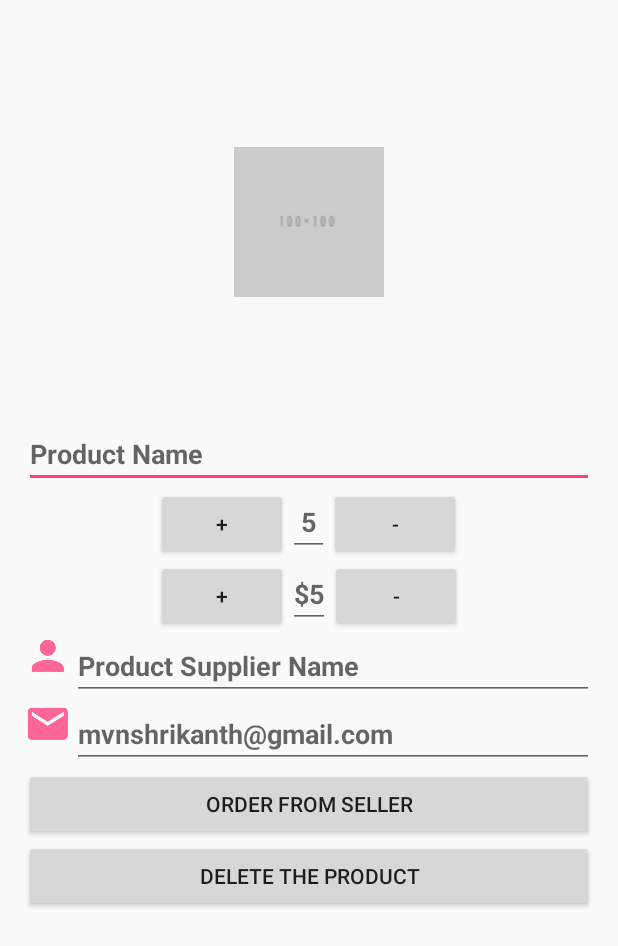
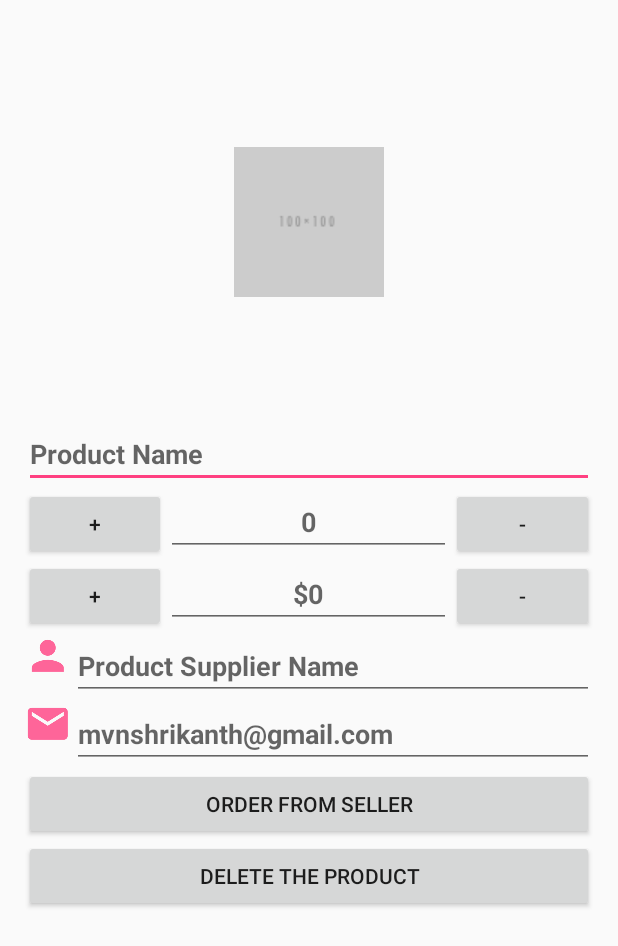
Before and after one commit to mvnshrikanth/ShopInventory, an Android app: the layout activity_detail.xml on its own in the app's theme, with its tools: preview values and no code run, on a phone screen of 412 x 824 dp. Shown: the top 946 px of the screen. Run offline under Robolectric (Android 15) with nearby library versions, the phone set to English and light mode, and no system bars.

Commit message:
Detail activity in progress ...

```diff
--- a/app/src/main/java/com/example/kaka/shopinventory/StockCursorAdapter.java
+++ b/app/src/main/java/com/example/kaka/shopinventory/StockCursorAdapter.java
@@ -48,8 +48,8 @@ public class StockCursorAdapter extends CursorAdapter {
         final int id = cursor.getInt(idColumnIndex);
         String name = cursor.getString(nameColumnIndex);
         String imageUrl = cursor.getString(imageColumnIndex);
-        final int quantity = cursor.getInt(qtyColumnIndex);
-        int price = cursor.getInt(prcColumnIndex);
+        final String quantity = cursor.getString(qtyColumnIndex);
+        String price = cursor.getString(prcColumnIndex);
 
         if (imageUrl != null) {
             Picasso.with(context)
@@ -61,7 +61,7 @@ public class StockCursorAdapter extends CursorAdapter {
 
         textViewName.setText(name);
         textViewQty.setText(String.valueOf(quantity));
-        textViewPrice.setText(String.valueOf("$" + price));
+        textViewPrice.setText("$" + price);
 
         imageButtonSell.setOnClickListener(new View.OnClickListener() {
             @Override
--- a/app/src/main/java/com/example/kaka/shopinventory/data/StockDbHelper.java
+++ b/app/src/main/java/com/example/kaka/shopinventory/data/StockDbHelper.java
@@ -26,8 +26,8 @@ public class StockDbHelper extends SQLiteOpenHelper {
         String SQL_CREATE_STOCK_TABLE = "CREATE TABLE " + StockEntry.TABLE_NAME + "("
                 + StockEntry._ID + " INTEGER PRIMARY KEY AUTOINCREMENT, "
                 + StockEntry.COLUMN_PRODUCT_NAME + " TEXT, "
-                + StockEntry.COLUMN_PRICE + " INTEGER, "
-                + StockEntry.COLUMN_QUANTITY + " INTEGER, "
+                + StockEntry.COLUMN_PRICE + " TEXT, "
+                + StockEntry.COLUMN_QUANTITY + " TEXT, "
                 + StockEntry.COLUMN_IMAGE + " TEXT, "
                 + StockEntry.COLUMN_SUPPLIER_NAME + " TEXT, "
                 + StockEntry.COLUMN_SUPPLIER_EMAIL + " TEXT);";
--- a/app/src/main/res/layout/activity_detail.xml
+++ b/app/src/main/res/layout/activity_detail.xml
@@ -19,6 +19,7 @@
         android:layout_weight="1"
         android:contentDescription="@string/image_desc"
         android:padding="5dp"
+        android:scaleType="centerInside"
         android:src="@drawable/no_image_100x100" />
 
     <LinearLayout
@@ -36,7 +37,7 @@
             android:textStyle="bold" />
 
         <LinearLayout
-            android:layout_width="wrap_content"
+            android:layout_width="match_parent"
             android:layout_height="wrap_content"
             android:layout_gravity="center"
             android:orientation="horizontal">
@@ -52,9 +53,9 @@
                 android:id="@+id/edit_view_product_qty"
                 android:layout_width="0dp"
                 android:layout_height="wrap_content"
-                android:layout_weight="3"
+                android:layout_weight="2"
                 android:gravity="center"
-                android:hint=" 5 "
+                android:hint="0"
                 android:textStyle="bold" />
 
             <Button
@@ -66,7 +67,7 @@
         </LinearLayout>
 
         <LinearLayout
-            android:layout_width="wrap_content"
+            android:layout_width="match_parent"
             android:layout_height="wrap_content"
             android:layout_gravity="center"
             android:orientation="horizontal">
@@ -82,9 +83,9 @@
                 android:id="@+id/edit_view_product_price"
                 android:layout_width="0dp"
                 android:layout_height="wrap_content"
-                android:layout_weight="3"
+                android:layout_weight="2"
                 android:gravity="center"
-                android:hint="$5"
+                android:hint="$0"
                 android:textStyle="bold" />
 
             <Button
--- /dev/null
+++ b/app/src/main/res/menu/menu_detail.xml
@@ -0,0 +1,4 @@
+<?xml version="1.0" encoding="utf-8"?>
+<menu>
+
+</menu>
```
Also changed, not shown: app/src/main/AndroidManifest.xml (+12 -2 lines), app/src/main/java/com/example/kaka/shopinventory/DetailActivity.java (+52 -14 lines), app/src/main/java/com/example/kaka/shopinventory/MainActivity.java (+8 -7 lines), app/src/main/java/com/example/kaka/shopinventory/data/StockProvider.java (+6 -6 lines), app/src/main/res/menu/menu_main.xml (renamed from app/src/main/res/menu/menu_catalog.xml).
